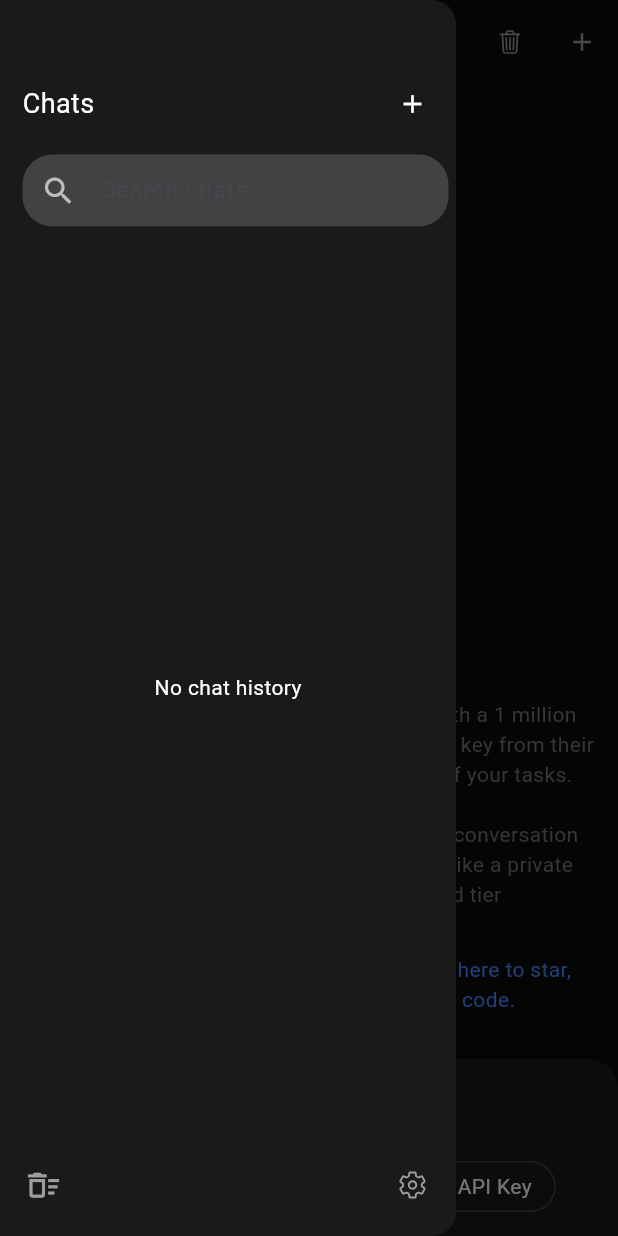
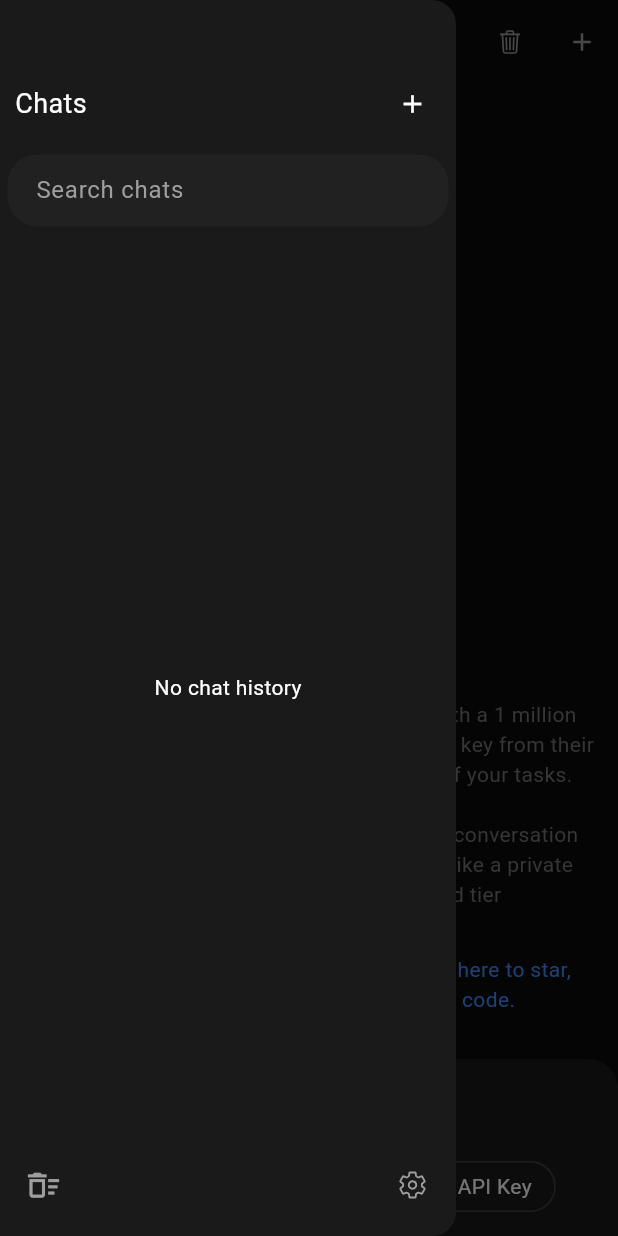
Before and after one commit to dot-ruth/NativeChat, a Flutter app: the screen it shows after launch, after a tap on the "history" icon, on a phone screen of 412 x 824 dp. Run offline on Flutter 3.47's test engine with Material 3 defaults, Android fonts, the light colour scheme and no system bars; our stand-ins replace animated_text_kit, battery_plus, cherry_toast, dio, file_picker, flutter_highlight and 11 more; missing offline and left inert: call_log_new, easy_image_viewer, flutter_sharing_intent, flutter_sms_inbox, gpt_markdown, installed_apps and 3 more; accounts and stored records are empty; statements that could not run were skipped.

Commit message:
polished search chat history

```diff
--- a/lib/components/chat_history_drawer/chat_history_drawer_header.dart
+++ b/lib/components/chat_history_drawer/chat_history_drawer_header.dart
@@ -1,5 +1,6 @@
 import 'package:flutter/material.dart';
 import 'package:hive/hive.dart';
+import 'package:nativechat/components/chat_history_drawer/search_chat_history.dart';
 import 'package:nativechat/models/chat_session.dart';
 import 'package:theme_provider/theme_provider.dart';
 
@@ -21,7 +22,7 @@ class ChatHistoryDrawerHeader extends StatefulWidget {
 }
 
 class _ChatHistoryDrawerHeaderState extends State<ChatHistoryDrawerHeader> {
-  final TextEditingController _searchController = TextEditingController();
+  final TextEditingController searchController = TextEditingController();
 
   ChatSessionModel createSession() {
     final newSession = ChatSessionModel(
@@ -35,7 +36,7 @@ class _ChatHistoryDrawerHeaderState extends State<ChatHistoryDrawerHeader> {
 
   @override
   void dispose() {
-    _searchController.dispose();
+    searchController.dispose();
     super.dispose();
   }
 
@@ -45,7 +46,6 @@ class _ChatHistoryDrawerHeaderState extends State<ChatHistoryDrawerHeader> {
     return Container(
       padding: const EdgeInsets.only(
         top: 45.0,
-        left: 15.0,
         right: 5.0,
       ),
       child: Column(
@@ -54,11 +54,14 @@ class _ChatHistoryDrawerHeaderState extends State<ChatHistoryDrawerHeader> {
           Row(
             mainAxisAlignment: MainAxisAlignment.spaceBetween,
             children: [
-              Text(
-                'Chats',
-                style: TextStyle(
-                  fontSize: 18,
-                  color: isLightTheme ? Colors.black : Colors.white,
+              Padding(
+                padding: const EdgeInsets.only(left: 10.0),
+                child: Text(
+                  'Chats',
+                  style: TextStyle(
+                    fontSize: 18,
+                    color: isLightTheme ? Colors.black : Colors.white,
+                  ),
                 ),
               ),
               IconButton(
@@ -75,27 +78,11 @@ class _ChatHistoryDrawerHeaderState extends State<ChatHistoryDrawerHeader> {
             ],
           ),
           const SizedBox(height: 10.0),
+
           // Search field
-          TextField(
-            controller: _searchController,
-            decoration: InputDecoration(
-              hintText: "Search chats",
-              prefixIcon: Icon(
-                Icons.search,
-                color: isLightTheme ? Colors.grey[600] : Colors.grey[400],
-              ),
-              contentPadding: const EdgeInsets.symmetric(vertical: 10.0),
-              border: OutlineInputBorder(
-                borderRadius: BorderRadius.circular(20.0),
-                borderSide: BorderSide.none,
-              ),
-              filled: true,
-              fillColor: isLightTheme ? Colors.grey[200] : Colors.grey[800],
-            ),
-            style: TextStyle(
-              color: isLightTheme ? Colors.black : Colors.white,
-            ),
-            onChanged: widget.onSearchChanged,
+          SearchChatHistory(
+            searchController: searchController,
+            onSearchChanged: widget.onSearchChanged,
           ),
         ],
       ),
--- a/lib/components/chat_history_drawer/each_chat_history.dart
+++ b/lib/components/chat_history_drawer/each_chat_history.dart
@@ -54,16 +54,16 @@ class _EachChatHistoryState extends State<EachChatHistory> {
         return Container(
           decoration: BoxDecoration(
             border: Border(
-              top: index == 0
-                  ? BorderSide(
-                      color: ThemeProvider.themeOf(context).id == "light_theme"
-                          ? Colors.grey[300]!
-                          : Colors.grey[800]!,
-                      width: 0.3,
-                    )
-                  : BorderSide(
-                      color: Colors.transparent,
-                    ),
+              // top: index == 0
+              //     ? BorderSide(
+              //         color: ThemeProvider.themeOf(context).id == "light_theme"
+              //             ? Colors.grey[300]!
+              //             : Colors.grey[800]!,
+              //         width: 0.3,
+              //       )
+              //     : BorderSide(
+              //         color: Colors.transparent,
+              //       ),
               bottom: BorderSide(
                 color: ThemeProvider.themeOf(context).id == "light_theme"
                     ? Colors.grey[300]!
--- /dev/null
+++ b/lib/components/chat_history_drawer/search_chat_history.dart
@@ -0,0 +1,60 @@
+import 'package:flutter/material.dart';
+import 'package:theme_provider/theme_provider.dart';
+
+class SearchChatHistory extends StatefulWidget {
+  const SearchChatHistory(
+      {super.key,
+      required this.searchController,
+      required this.onSearchChanged});
+
+  final TextEditingController searchController;
+  final Function(String) onSearchChanged;
+
+  @override
+  State<SearchChatHistory> createState() => _SearchChatHistoryState();
+}
+
+class _SearchChatHistoryState extends State<SearchChatHistory> {
+  @override
+  Widget build(BuildContext context) {
+    return Container(
+      padding: const EdgeInsets.only(left: 5.0),
+      child: TextField(
+        controller: widget.searchController,
+        onChanged: widget.onSearchChanged,
+        cursorColor: ThemeProvider.themeOf(context).id == "light_theme"
+            ? Colors.black
+            : Colors.white,
+        decoration: InputDecoration(
+          contentPadding: const EdgeInsets.only(top: 10.0, left: 15.0),
+          // prefixIcon: Icon(
+          //   Icons.search,
+          //   size: 20.0,
+          //   color: ThemeProvider.themeOf(context).id == "light_theme"
+          //       ? Colors.grey[600]
+          //       : Colors.grey[400],
+          // ),
+          hintText: "Search chats",
+          hintStyle: TextStyle(
+            color: ThemeProvider.themeOf(context).id == "light_theme"
+                ? Colors.grey[600]
+                : Colors.grey[500],
+          ),
+          border: OutlineInputBorder(
+            borderRadius: BorderRadius.circular(20.0),
+            borderSide: BorderSide.none,
+          ),
+          filled: true,
+          fillColor: ThemeProvider.themeOf(context).id == "light_theme"
+              ? Colors.grey[100]
+              : Colors.grey[900],
+        ),
+        style: TextStyle(
+          color: ThemeProvider.themeOf(context).id == "light_theme"
+              ? Colors.black
+              : Colors.white,
+        ),
+      ),
+    );
+  }
+}
```
Also changed, not shown: lib/components/chat_history_drawer/chat_history_drawer.dart (+7 -5 lines).
